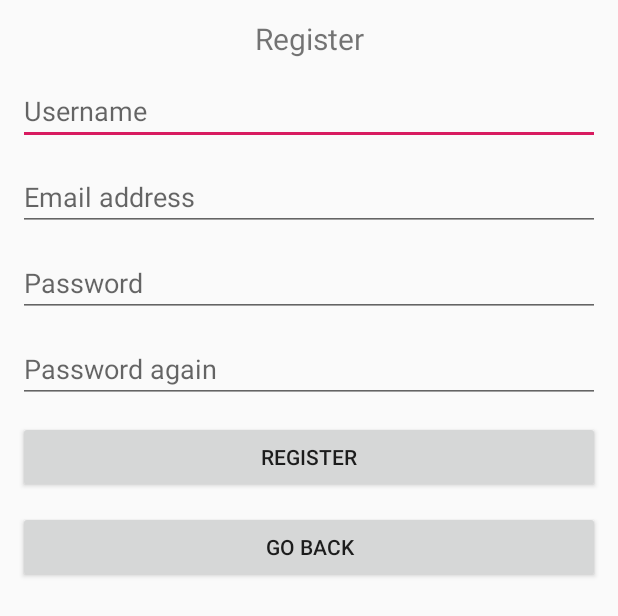
After one commit to eiseld/mshare, an Android app: the layout activity_registration.xml on its own in the app's theme, with its tools: preview values and no code run, on a phone screen of 412 x 824 dp. The commit adds this screen. Shown: the top 616 px of the screen. Run offline under Robolectric (Android 15) with nearby library versions, the phone set to English and light mode, and no system bars.

Commit message:
Android layout added for Group Creation and Register

```diff
--- /dev/null
+++ b/Frontend/Android/app/src/main/java/elte/moneyshare/view/GroupCreationActivity.kt
@@ -0,0 +1,4 @@
+package elte.moneyshare.view
+
+class GroupCreationActivity {
+}
--- /dev/null
+++ b/Frontend/Android/app/src/main/java/elte/moneyshare/view/RegisterActivity.kt
@@ -0,0 +1,4 @@
+package elte.moneyshare.view
+
+class RegisterActivity {
+}
--- /dev/null
+++ b/Frontend/Android/app/src/main/java/elte/moneyshare/viewmodel/GroupCreationViewModel.kt
@@ -0,0 +1,4 @@
+package elte.moneyshare.viewmodel
+
+class GroupCreationViewModel {
+}
--- /dev/null
+++ b/Frontend/Android/app/src/main/java/elte/moneyshare/viewmodel/RegisterViewModel.kt
@@ -0,0 +1,4 @@
+package elte.moneyshare.viewmodel
+
+class RegisterViewModel {
+}
--- /dev/null
+++ b/Frontend/Android/app/src/main/res/layout/activity_registration.xml
@@ -0,0 +1,94 @@
+<?xml version="1.0" encoding="utf-8"?>
+<android.support.constraint.ConstraintLayout
+        xmlns:android="http://schemas.android.com/apk/res/android"
+        xmlns:tools="http://schemas.android.com/tools"
+        xmlns:app="http://schemas.android.com/apk/res-auto"
+        android:layout_width="match_parent"
+        android:layout_height="match_parent"
+        tools:context=".view.RegisterActivity">
+
+    <TextView
+            android:id="@+id/registerTextView"
+            android:layout_width="wrap_content"
+            android:layout_height="wrap_content"
+            android:text="@string/register"
+            android:textSize="20sp"
+            app:layout_constraintLeft_toLeftOf="parent"
+            app:layout_constraintRight_toRightOf="parent"
+            app:layout_constraintTop_toTopOf="parent"
+            android:layout_marginTop="12dp"/>
+
+
+    <android.support.v7.widget.AppCompatEditText
+            android:id="@+id/userEditText"
+            android:layout_width="match_parent"
+            android:layout_height="wrap_content"
+            app:layout_constraintTop_toBottomOf="@+id/registerTextView"
+            app:layout_constraintLeft_toLeftOf="parent"
+            app:layout_constraintRight_toRightOf="parent"
+            android:hint="@string/username"
+            android:layout_marginTop="12dp"
+            android:layout_marginLeft="12dp"
+            android:layout_marginRight="12dp"/>
+
+    <android.support.v7.widget.AppCompatEditText
+            android:id="@+id/emailEditText"
+            android:layout_width="match_parent"
+            android:layout_height="wrap_content"
+            android:hint="@string/email"
+            app:layout_constraintTop_toBottomOf="@+id/userEditText"
+            app:layout_constraintLeft_toLeftOf="parent"
+            app:layout_constraintRight_toRightOf="parent"
+            android:layout_marginTop="12dp"
+            android:layout_marginLeft="12dp"
+            android:layout_marginRight="12dp"/>
+
+    <android.support.v7.widget.AppCompatEditText
+            android:id="@+id/passwordEditText"
+            android:layout_width="match_parent"
+            android:layout_height="wrap_content"
+            android:hint="@string/password"
+            app:layout_constraintTop_toBottomOf="@+id/emailEditText"
+            app:layout_constraintLeft_toLeftOf="parent"
+            app:layout_constraintRight_toRightOf="parent"
+            android:layout_marginTop="12dp"
+            android:layout_marginLeft="12dp"
+            android:layout_marginRight="12dp"/>
+
+    <android.support.v7.widget.AppCompatEditText
+            android:id="@+id/password_againEditText"
+            android:layout_width="match_parent"
+            android:layout_height="wrap_content"
+            android:hint="@string/password_again"
+            app:layout_constraintTop_toBottomOf="@+id/passwordEditText"
+            app:layout_constraintLeft_toLeftOf="parent"
+            app:layout_constraintRight_toRightOf="parent"
+            android:layout_marginTop="12dp"
+            android:layout_marginLeft="12dp"
+            android:layout_marginRight="12dp"/>
+
+    <Button
+            android:id="@+id/loginButton"
+            android:layout_width="match_parent"
+            android:layout_height="wrap_content"
+            android:text="@string/register"
+            app:layout_constraintTop_toBottomOf="@+id/password_againEditText"
+            app:layout_constraintLeft_toLeftOf="parent"
+            app:layout_constraintRight_toRightOf="parent"
+            android:layout_marginTop="12dp"
+            android:layout_marginLeft="12dp"
+            android:layout_marginRight="12dp"/>
+    <Button
+            android:id="@+id/backButton"
+            android:layout_width="match_parent"
+            android:layout_height="wrap_content"
+            android:text="@string/back"
+            app:layout_constraintTop_toBottomOf="@+id/loginButton"
+            app:layout_constraintLeft_toLeftOf="parent"
+            app:layout_constraintRight_toRightOf="parent"
+            android:layout_marginTop="12dp"
+            android:layout_marginLeft="12dp"
+            android:layout_marginRight="12dp"/>
+
+
+</android.support.constraint.ConstraintLayout>
--- a/Frontend/Android/app/src/main/res/values/strings.xml
+++ b/Frontend/Android/app/src/main/res/values/strings.xml
@@ -3,4 +3,12 @@
     <string name="login">Login</string>
     <string name="forgotten_password">Forgotten password</string>
     <string name="base_url_value">https//</string>
+    <string name="register">Register</string>
+    <string name="username">Username</string>
+    <string name="password">Password</string>
+    <string name="password_again">Password again</string>
+    <string name="email">Email address</string>
+    <string name="back">Go back</string>
+    <string name="create_group">Create group</string>
+    <string name="group_name">Group name</string>
 </resources>
```
Also changed, not shown: Frontend/Android/app/src/main/res/layout/activity_groupcreation.xml (added, +56 -0 lines).
